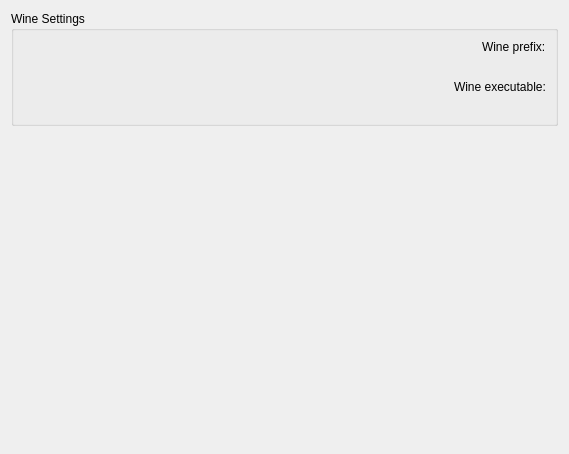
RareDevs/Rare, file resources/ui/components/tabs/settings/linux.ui: the form before one commit.
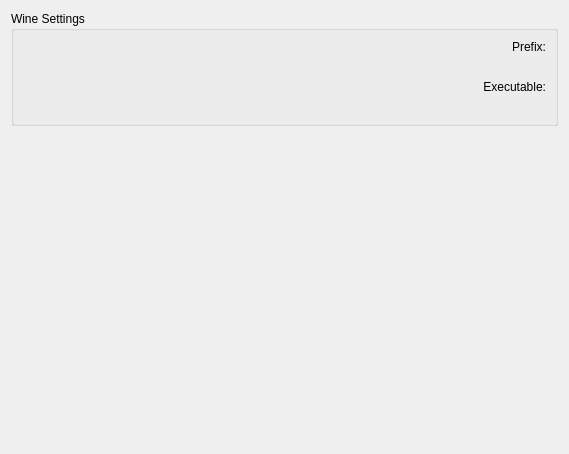
The form after the commit.

Commit message: Align the labels, not the widgets

Patch:
```diff
--- a/resources/ui/components/tabs/settings/linux.ui
+++ b/resources/ui/components/tabs/settings/linux.ui
@@ -33,17 +33,23 @@
       <string>Wine Settings</string>
      </property>
      <layout class="QGridLayout" name="wine_layout">
-      <item row="2" column="0" alignment="Qt::AlignRight">
+      <item row="2" column="0">
        <widget class="QLabel" name="exec_label">
         <property name="text">
-         <string>Wine executable:</string>
+         <string>Executable:</string>
+        </property>
+        <property name="alignment">
+         <set>Qt::AlignRight|Qt::AlignTrailing|Qt::AlignVCenter</set>
         </property>
        </widget>
       </item>
-      <item row="0" column="0" alignment="Qt::AlignRight">
+      <item row="0" column="0">
        <widget class="QLabel" name="prefix_label">
         <property name="text">
-         <string>Wine prefix:</string>
+         <string>Prefix:</string>
+        </property>
+        <property name="alignment">
+         <set>Qt::AlignRight|Qt::AlignTrailing|Qt::AlignVCenter</set>
         </property>
        </widget>
       </item>
```
The commit also changes 1 other file.
